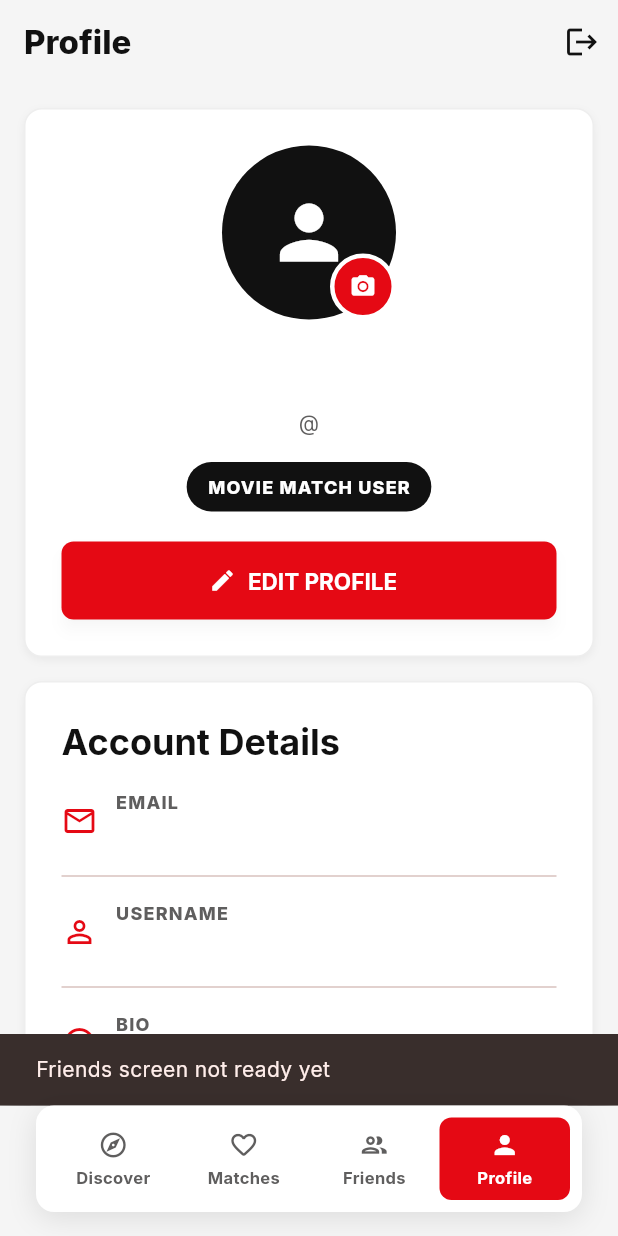
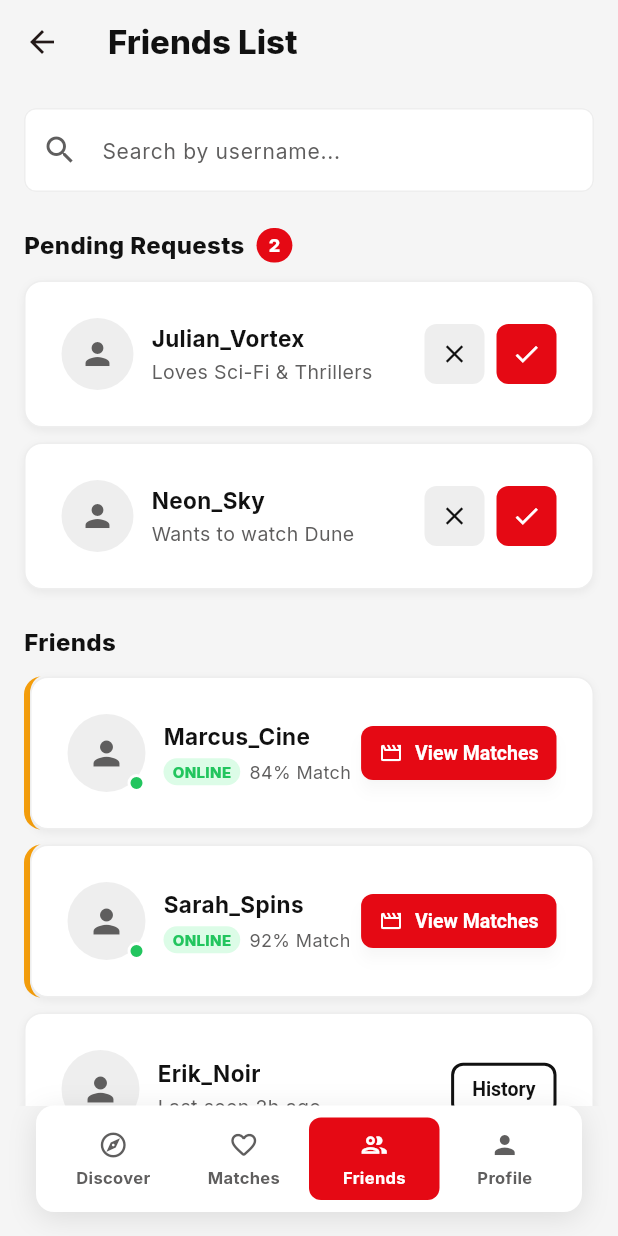
Before and after one commit to kimchi11y/AuraView, a Flutter app: the screen it shows once a user with an empty profile is signed in, item 3 of the bottom bar chosen, on a phone screen of 412 x 824 dp. Run offline on Flutter 3.47's test engine with Material 3 defaults, Android fonts, the phone set to English and light mode, and no system bars; our stand-ins replace cloud_firestore, firebase_auth, firebase_core, firebase_storage, google_fonts, image_picker; accounts and stored records are empty.

Commit message:
Add friends page and new social colors theme

```diff
--- /dev/null
+++ b/lib/screens/friends_screen.dart
@@ -0,0 +1,539 @@
+import 'package:flutter/material.dart';
+
+import '../theme/app_theme.dart';
+import '../theme/social_colors.dart';
+import '../widgets/app_bottom_nav_bar.dart';
+import '../widgets/auth_card.dart';
+
+class FriendsScreen extends StatelessWidget {
+  const FriendsScreen({super.key});
+
+  @override
+  Widget build(BuildContext context) {
+    return Scaffold(
+      backgroundColor: AppColors.background,
+      appBar: AppBar(
+        backgroundColor: AppColors.background,
+        elevation: 0,
+        title: const Text(
+          'Friends List',
+          style: TextStyle(
+            color: AppColors.text,
+            fontWeight: FontWeight.w800,
+          ),
+        ),
+      ),
+      bottomNavigationBar: AppBottomNavBar(
+        currentIndex: 2,
+        onTap: (_) {},
+      ),
+      body: SingleChildScrollView(
+        padding: const EdgeInsets.all(16),
+        child: Column(
+          crossAxisAlignment: CrossAxisAlignment.start,
+          children: [
+            // Search bar
+            TextFormField(
+              readOnly: true,
+              decoration: const InputDecoration(
+                hintText: 'Search by username...',
+                prefixIcon: Icon(Icons.search, color: AppColors.mutedText),
+              ),
+            ),
+
+            const SizedBox(height: 24),
+
+            // Pending Requests section
+            Row(
+              children: [
+                const Text(
+                  'Pending Requests',
+                  style: TextStyle(
+                    fontSize: 16,
+                    fontWeight: FontWeight.w800,
+                    color: AppColors.text,
+                  ),
+                ),
+                const SizedBox(width: 8),
+                Container(
+                  padding: const EdgeInsets.symmetric(
+                    horizontal: 8,
+                    vertical: 3,
+                  ),
+                  decoration: BoxDecoration(
+                    color: AppColors.primary,
+                    borderRadius: BorderRadius.circular(999),
+                  ),
+                  child: const Text(
+                    '2',
+                    style: TextStyle(
+                      color: Colors.white,
+                      fontSize: 12,
+                      fontWeight: FontWeight.w800,
+                    ),
+                  ),
+                ),
+              ],
+            ),
+
+            const SizedBox(height: 12),
+
+            // Request row — Julian_Vortex
+            AuthCard(
+              child: Row(
+                children: [
+                  const CircleAvatar(
+                    radius: 24,
+                    backgroundColor: AppColors.border,
+                    child: Icon(
+                      Icons.person,
+                      size: 24,
+                      color: AppColors.mutedText,
+                    ),
+                  ),
+                  const SizedBox(width: 12),
+                  const Expanded(
+                    child: Column(
+                      crossAxisAlignment: CrossAxisAlignment.start,
+                      children: [
+                        Text(
+                          'Julian_Vortex',
+                          style: TextStyle(
+                            fontSize: 15,
+                            fontWeight: FontWeight.w700,
+                            color: AppColors.text,
+                          ),
+                        ),
+                        SizedBox(height: 2),
+                        Text(
+                          'Loves Sci-Fi & Thrillers',
+                          style: TextStyle(
+                            fontSize: 13,
+                            color: AppColors.mutedText,
+                          ),
+                          maxLines: 1,
+                          overflow: TextOverflow.ellipsis,
+                        ),
+                      ],
+                    ),
+                  ),
+                  const SizedBox(width: 12),
+                  Row(
+                    children: [
+                      // Decline
+                      Container(
+                        width: 40,
+                        height: 40,
+                        decoration: BoxDecoration(
+                          color: AppColors.border,
+                          borderRadius: BorderRadius.circular(8),
+                        ),
+                        child: const Icon(
+                          Icons.close,
+                          size: 20,
+                          color: AppColors.text,
+                        ),
+                      ),
+                      const SizedBox(width: 8),
+                      // Accept
+                      Container(
+                        width: 40,
+                        height: 40,
+                        decoration: BoxDecoration(
+                          color: AppColors.primary,
+                          borderRadius: BorderRadius.circular(8),
+                        ),
+                        child: const Icon(
+                          Icons.check,
+                          size: 20,
+                          color: Colors.white,
+                        ),
+                      ),
+                    ],
+                  ),
+                ],
+              ),
+            ),
+
+            const SizedBox(height: 10),
+
+            // Request row — Neon_Sky
+            AuthCard(
+              child: Row(
+                children: [
+                  const CircleAvatar(
+                    radius: 24,
+                    backgroundColor: AppColors.border,
+                    child: Icon(
+                      Icons.person,
+                      size: 24,
+                      color: AppColors.mutedText,
+                    ),
+                  ),
+                  const SizedBox(width: 12),
+                  const Expanded(
+                    child: Column(
+                      crossAxisAlignment: CrossAxisAlignment.start,
+                      children: [
+                        Text(
+                          'Neon_Sky',
+                          style: TextStyle(
+                            fontSize: 15,
+                            fontWeight: FontWeight.w700,
+                            color: AppColors.text,
+                          ),
+                        ),
+                        SizedBox(height: 2),
+                        Text(
+                          'Wants to watch Dune',
+                          style: TextStyle(
+                            fontSize: 13,
+                            color: AppColors.mutedText,
+                          ),
+                          maxLines: 1,
+                          overflow: TextOverflow.ellipsis,
+                        ),
+                      ],
+                    ),
+                  ),
+                  const SizedBox(width: 12),
+                  Row(
+                    children: [
+                      Container(
+                        width: 40,
+                        height: 40,
+                        decoration: BoxDecoration(
+                          color: AppColors.border,
+                          borderRadius: BorderRadius.circular(8),
+                        ),
+                        child: const Icon(
+                          Icons.close,
+                          size: 20,
+                          color: AppColors.text,
+                        ),
+                      ),
+                      const SizedBox(width: 8),
+                      Container(
+                        width: 40,
+                        height: 40,
+                        decoration: BoxDecoration(
+                          color: AppColors.primary,
+                          borderRadius: BorderRadius.circular(8),
+                        ),
+                        child: const Icon(
+                          Icons.check,
+                          size: 20,
+                          color: Colors.white,
+                        ),
+                      ),
+                    ],
+                  ),
+                ],
+              ),
+            ),
+
+            const SizedBox(height: 24),
+
+            // Friends section
+            const Text(
+              'Friends',
+              style: TextStyle(
+                fontSize: 16,
+                fontWeight: FontWeight.w800,
+                color: AppColors.text,
+              ),
+            ),
+
+            const SizedBox(height: 12),
+
+            // Friend row — Marcus_Cine (online)
+            Container(
+              decoration: BoxDecoration(
+                border: Border(
+                  left: BorderSide(
+                    color: SocialColors.matchAccent,
+                    width: 4,
+                  ),
+                ),
+                borderRadius: BorderRadius.circular(12),
+              ),
+              child: AuthCard(
+                child: Row(
+                  children: [
+                    Stack(
+                      clipBehavior: Clip.none,
+                      children: [
+                        const CircleAvatar(
+                          radius: 26,
+                          backgroundColor: AppColors.border,
+                          child: Icon(
+                            Icons.person,
+                            size: 26,
+                            color: AppColors.mutedText,
+                          ),
+                        ),
+                        Positioned(
+                          bottom: 0,
+                          right: 0,
+                          child: Container(
+                            width: 12,
+                            height: 12,
+                            decoration: BoxDecoration(
+                              color: SocialColors.online,
+                              shape: BoxShape.circle,
+                              border: Border.all(
+                                color: Colors.white,
+                                width: 2,
+                              ),
+                            ),
+                          ),
+                        ),
+                      ],
+                    ),
+                    const SizedBox(width: 12),
+                    Expanded(
+                      child: Column(
+                        crossAxisAlignment: CrossAxisAlignment.start,
+                        children: [
+                          const Text(
+                            'Marcus_Cine',
+                            style: TextStyle(
+                              fontSize: 15,
+                              fontWeight: FontWeight.w700,
+                              color: AppColors.text,
+                            ),
+                          ),
+                          const SizedBox(height: 4),
+                          Row(
+                            children: [
+                              Container(
+                                padding: const EdgeInsets.symmetric(
+                                  horizontal: 6,
+                                  vertical: 2,
+                                ),
+                                decoration: BoxDecoration(
+                                  color: SocialColors.onlineBg,
+                                  borderRadius: BorderRadius.circular(999),
+                                ),
+                                child: Text(
+                                  'ONLINE',
+                                  style: TextStyle(
+                                    fontSize: 10,
+                                    fontWeight: FontWeight.w800,
+                                    color: SocialColors.online,
+                                  ),
+                                ),
+                              ),
+                              const SizedBox(width: 6),
+                              const Text(
+                                '84% Match',
+                                style: TextStyle(
+                                  fontSize: 12,
+                                  color: AppColors.mutedText,
+                                ),
+                              ),
+                            ],
+                          ),
+                        ],
+                      ),
+                    ),
+                    ElevatedButton.icon(
+                      onPressed: () {},
+                      icon: const Icon(Icons.movie_outlined, size: 16),
+                      label: const Text('View Matches'),
+                      style: ElevatedButton.styleFrom(
+                        padding: const EdgeInsets.symmetric(
+                          horizontal: 12,
+                          vertical: 10,
+                        ),
+                        textStyle: const TextStyle(
+                          fontSize: 13,
+                          fontWeight: FontWeight.w700,
+                        ),
+                        minimumSize: Size.zero,
+                      ),
+                    ),
+                  ],
+                ),
+              ),
+            ),
+
+            const SizedBox(height: 10),
+
+            // Friend row — Sarah_Spins (online)
+            Container(
+              decoration: BoxDecoration(
+                border: Border(
+                  left: BorderSide(
+                    color: SocialColors.matchAccent,
+                    width: 4,
+                  ),
+                ),
+                borderRadius: BorderRadius.circular(12),
+              ),
+              child: AuthCard(
+                child: Row(
+                  children: [
+                    Stack(
+                      clipBehavior: Clip.none,
+                      children: [
+                        const CircleAvatar(
+                          radius: 26,
+                          backgroundColor: AppColors.border,
+                          child: Icon(
+                            Icons.person,
+                            size: 26,
+                            color: AppColors.mutedText,
+                          ),
+                        ),
+                        Positioned(
+                          bottom: 0,
+                          right: 0,
+                          child: Container(
+                            width: 12,
+                            height: 12,
+                            decoration: BoxDecoration(
+                              color: SocialColors.online,
+                              shape: BoxShape.circle,
+                              border: Border.all(
+                                color: Colors.white,
+                                width: 2,
+                              ),
+                            ),
+                          ),
+                        ),
+                      ],
+                    ),
+                    const SizedBox(width: 12),
+                    Expanded(
+                      child: Column(
+                        crossAxisAlignment: CrossAxisAlignment.start,
+                        children: [
+                          const Text(
+                            'Sarah_Spins',
+                            style: TextStyle(
+                              fontSize: 15,
+                              fontWeight: FontWeight.w700,
+                              color: AppColors.text,
+                            ),
+                          ),
+                          const SizedBox(height: 4),
+                          Row(
+                            children: [
+                              Container(
+                                padding: const EdgeInsets.symmetric(
+                                  horizontal: 6,
+                                  vertical: 2,
+                                ),
+                                decoration: BoxDecoration(
+                                  color: SocialColors.onlineBg,
+                                  borderRadius: BorderRadius.circular(999),
+                                ),
+                                child: Text(
+                                  'ONLINE',
+                                  style: TextStyle(
+                                    fontSize: 10,
+                                    fontWeight: FontWeight.w800,
+                                    color: SocialColors.online,
+                                  ),
+                                ),
+                              ),
+                              const SizedBox(width: 6),
+                              const Text(
+                                '92% Match',
+                                style: TextStyle(
+                                  fontSize: 12,
+                                  color: AppColors.mutedText,
+                                ),
+                              ),
+                            ],
+                          ),
+                        ],
+                      ),
+                    ),
+                    ElevatedButton.icon(
+                      onPressed: () {},
+                      icon: const Icon(Icons.movie_outlined, size: 16),
+                      label: const Text('View Matches'),
+                      style: ElevatedButton.styleFrom(
+                        padding: const EdgeInsets.symmetric(
+                          horizontal: 12,
+                          vertical: 10,
+                        ),
+                        textStyle: const TextStyle(
+                          fontSize: 13,
+                          fontWeight: FontWeight.w700,
+                        ),
+                        minimumSize: Size.zero,
+                      ),
+                    ),
+                  ],
+                ),
+              ),
+            ),
+
+            const SizedBox(height: 10),
+
+            // Friend row — Erik_Noir (offline)
+            AuthCard(
+              child: Row(
+                children: [
+                  const CircleAvatar(
+                    radius: 26,
+                    backgroundColor: AppColors.border,
+                    child: Icon(
+                      Icons.person,
+                      size: 26,
+                      color: AppColors.mutedText,
+                    ),
+                  ),
+                  const SizedBox(width: 12),
+                  const Expanded(
+                    child: Column(
+                      crossAxisAlignment: CrossAxisAlignment.start,
+                      children: [
+                        Text(
+                          'Erik_Noir',
+                          style: TextStyle(
+                            fontSize: 15,
+                            fontWeight: FontWeight.w700,
+                            color: AppColors.text,
+                          ),
+                        ),
+                        SizedBox(height: 2),
+                        Text(
+                          'Last seen 2h ago',
+                          style: TextStyle(
+                            fontSize: 13,
+                            color: AppColors.mutedText,
+                          ),
+                        ),
+                      ],
+                    ),
+                  ),
+                  OutlinedButton(
+                    onPressed: () {},
+                    style: OutlinedButton.styleFrom(
+                      padding: const EdgeInsets.symmetric(
+                        horizontal: 14,
+                        vertical: 10,
+                      ),
+                      textStyle: const TextStyle(
+                        fontSize: 13,
+                        fontWeight: FontWeight.w700,
+                      ),
+                      minimumSize: Size.zero,
+                    ),
+                    child: const Text('History'),
+                  ),
+                ],
+              ),
+            ),
+
+            const SizedBox(height: 16),
+          ],
+        ),
+      ),
+    );
+  }
+}
--- a/lib/screens/profile_screen.dart
+++ b/lib/screens/profile_screen.dart
@@ -9,6 +9,7 @@ import '../services/auth_service.dart';
 import '../services/profile_service.dart';
 import '../theme/app_theme.dart';
 import '../widgets/auth_card.dart';
+import 'friends_screen.dart';
 import 'login_screen.dart';
 import '../widgets/app_bottom_nav_bar.dart';
 
@@ -300,8 +301,9 @@ class _ProfileScreenState extends State<ProfileScreen> {
           const SnackBar(content: Text('Matches screen not ready yet')),
         );
       } else if (index == 2) {
-        ScaffoldMessenger.of(context).showSnackBar(
-          const SnackBar(content: Text('Friends screen not ready yet')),
+        Navigator.push(
+          context,
+          MaterialPageRoute(builder: (_) => const FriendsScreen()),
         );
       }
     },
--- /dev/null
+++ b/lib/theme/social_colors.dart
@@ -0,0 +1,7 @@
+import 'package:flutter/material.dart';
+
+class SocialColors {
+  static const Color online = Color(0xFF22C55E);
+  static const Color onlineBg = Color(0xFFDCFCE7);
+  static const Color matchAccent = Color(0xFFF59E0B);
+}
```
Also changed, not shown: 6 other files.
